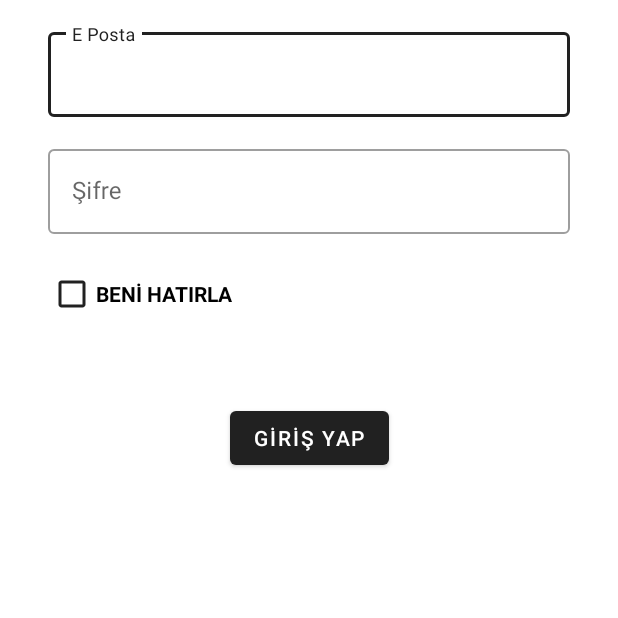
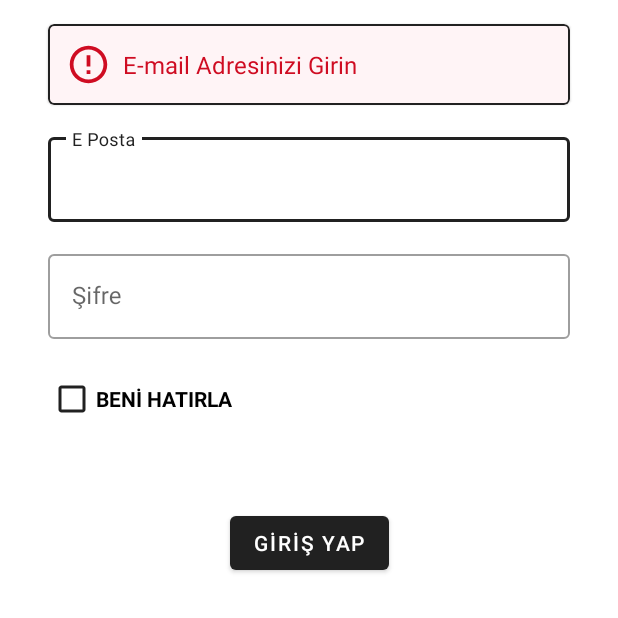
Before and after one commit to edizzk/meditation_app, an Android app: the fragment LoginFragment shown on its own in the app's theme, after a tap on "GİRİŞ YAP", on a phone screen of 412 x 824 dp, the top half of it. Run offline under Robolectric (Android 15) with nearby library versions, the phone set to English and light mode, and no system bars; our stand-ins replace Dagger/Hilt's generated code, Firebase (no records; nobody signed in at launch, a user with empty details on screens opened directly).

Commit message:
move validation to viewmodel with changes on error card

```diff
--- a/app/src/main/java/com/example/meditation_app/view/auth/login/LoginFragment.kt
+++ b/app/src/main/java/com/example/meditation_app/view/auth/login/LoginFragment.kt
@@ -7,10 +7,8 @@ import android.view.LayoutInflater
 import android.view.View
 import android.view.ViewGroup
 import androidx.fragment.app.viewModels
-import com.example.meditation_app.R
 import com.example.meditation_app.databinding.FragmentLoginBinding
 import com.example.meditation_app.utils.UiState
-import com.example.meditation_app.utils.isValidEmail
 import com.example.meditation_app.utils.toast
 import dagger.hilt.android.AndroidEntryPoint
 
@@ -33,12 +31,22 @@ class LoginFragment : Fragment() {
         observer()
         binding.apply {
             loginButton.setOnClickListener{
-                if (validation()) {
-                    viewModel.login(
-                        email = emailEditText.text.toString(),
-                        password = passwordEditText.text.toString(),
-                        rememberMe = rememberMeCheckbox.isChecked
-                    )
+                viewModel.validation(binding, requireContext()){
+                    when(it) {
+                        is UiState.Success -> {
+                            errorCardView.visibility = View.GONE
+                            viewModel.login(
+                                email = emailEditText.text.toString(),
+                                password = passwordEditText.text.toString(),
+                                rememberMe = rememberMeCheckbox.isChecked
+                            )
+                        }
+                        is UiState.Failure -> {
+                            errorCardView.visibility = View.VISIBLE
+                            errorCardText.text = it.error
+                        }
+                        else -> {}
+                    }
                 }
             }
         }
@@ -72,30 +80,6 @@ class LoginFragment : Fragment() {
         }
     }
 
-    private fun validation(): Boolean {
-        var isValid = true
-
-        if (binding.emailEditText.text.isNullOrEmpty()){
-            isValid = false
-            toast(getString(R.string.enter_email))
-        }else{
-            if (!binding.emailEditText.text.toString().isValidEmail()){
-                isValid = false
-                toast(getString(R.string.invalid_email))
-            }
-        }
-        if (binding.passwordEditText.text.isNullOrEmpty()){
-            isValid = false
-            toast(getString(R.string.enter_password))
-        }else{
-            if (binding.passwordEditText.text.toString().length < 8){
-                isValid = false
-                toast(getString(R.string.invalid_password))
-            }
-        }
-        return isValid
-    }
-
     companion object {
         fun create(): LoginFragment {
             return LoginFragment()
--- a/app/src/main/java/com/example/meditation_app/view/auth/login/LoginViewModel.kt
+++ b/app/src/main/java/com/example/meditation_app/view/auth/login/LoginViewModel.kt
@@ -47,27 +47,6 @@ class LoginViewModel @Inject constructor(
                 UiString.StringResources(R.string.enter_password).asString(context)
             ))
             return
-        }else{
-            if (binding.passwordEditText.text.toString().length < 6){
-                result.invoke(UiState.Failure(
-                    UiString.StringResources(R.string.invalid_password).asString(context)
-                ))
-                return
-            }else {
-                if(!binding.passwordEditText.text.toString().hasUpperCase()){
-                    result.invoke(UiState.Failure(
-                        UiString.StringResources(R.string.has_not_uppercase).asString(context)
-                    ))
-                    return
-                }else {
-                    if(!binding.passwordEditText.text.toString().hasDigit()){
-                        result.invoke(UiState.Failure(
-                            UiString.StringResources(R.string.has_not_digit).asString(context)
-                        ))
-                        return
-                    }
-                }
-            }
         }
         result.invoke(UiState.Success(""))
     }
--- a/app/src/main/res/layout/fragment_login.xml
+++ b/app/src/main/res/layout/fragment_login.xml
@@ -5,6 +5,39 @@
     android:layout_width="match_parent"
     android:layout_height="match_parent"
     tools:context=".view.auth.login.LoginFragment">
+
+    <com.google.android.material.card.MaterialCardView
+        android:id="@+id/errorCardView"
+        android:layout_width="match_parent"
+        android:layout_height="wrap_content"
+        android:layout_marginTop="16dp"
+        android:layout_marginLeft="32dp"
+        android:layout_marginRight="32dp"
+        app:cardBackgroundColor="@color/red_light"
+        app:strokeWidth="1dp"
+        app:strokeColor="@color/grey"
+        android:visibility="gone"
+        app:layout_constraintTop_toTopOf="parent">
+
+        <LinearLayout
+            android:layout_width="match_parent"
+            android:layout_height="wrap_content"
+            android:gravity="center"
+            android:orientation="horizontal">
+            <TextView
+                android:id="@+id/errorCardText"
+                android:layout_width="match_parent"
+                android:layout_height="wrap_content"
+                android:textColor="@color/red"
+                android:padding="12dp"
+                android:gravity="center_vertical"
+                android:drawablePadding="8dp"
+                android:textSize="16sp"
+                android:text=""
+                app:drawableLeftCompat="@drawable/ic_baseline_error_outline_30" />
+        </LinearLayout>
+
+    </com.google.android.material.card.MaterialCardView>
 
     <com.google.android.material.textfield.TextInputLayout
         android:id="@+id/emailTextField"
@@ -16,7 +49,7 @@
         android:layout_marginRight="32dp"
         app:layout_constraintEnd_toEndOf="parent"
         app:layout_constraintStart_toStartOf="parent"
-        app:layout_constraintTop_toTopOf="parent">
+        app:layout_constraintTop_toBottomOf="@+id/errorCardView">
 
         <com.google.android.material.textfield.TextInputEditText
             android:id="@+id/emailEditText"
```
